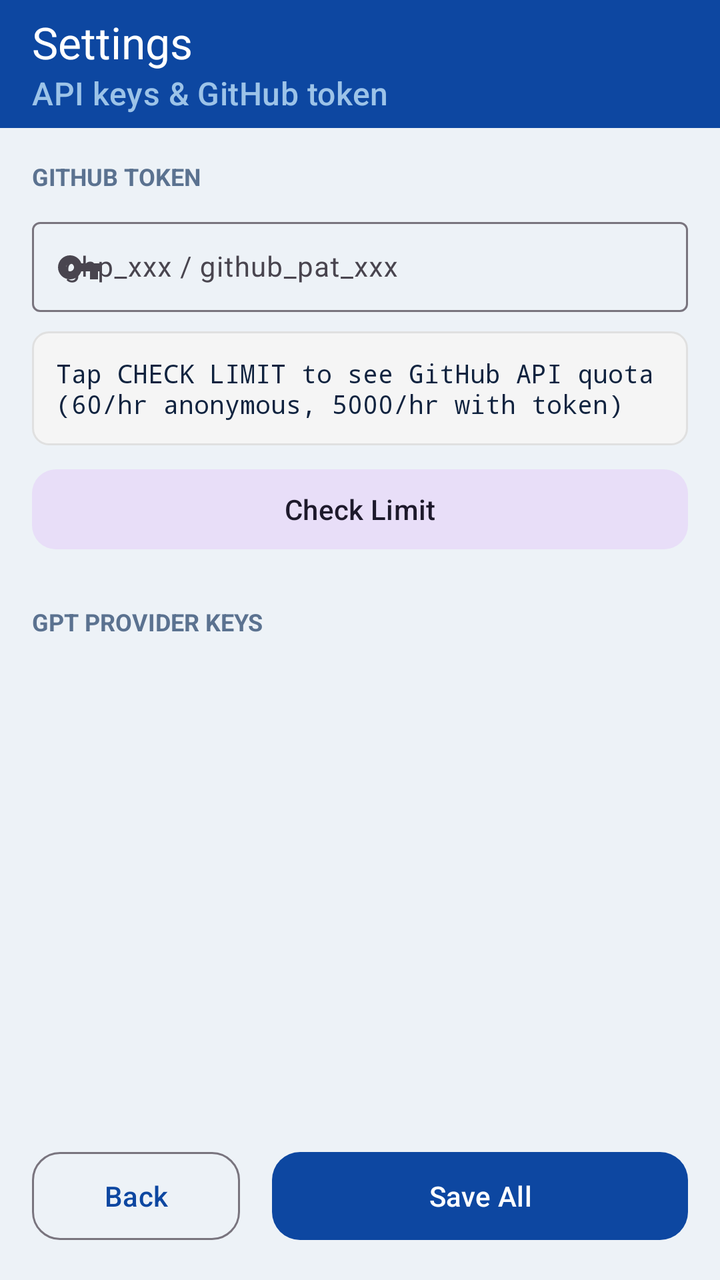
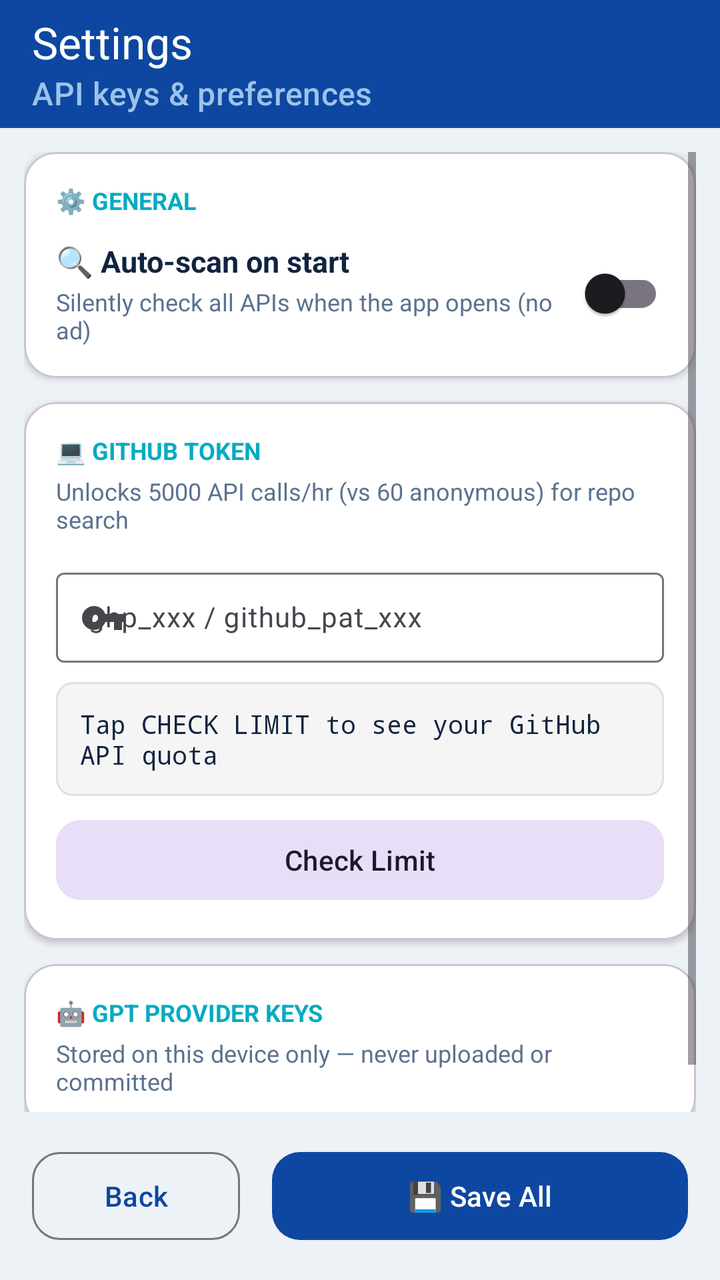

Screens rendered from an Android XML layout before and after an edit, with the pre-edit source and the edit as a unified diff.
<!-- AndroidManifest.xml: activity theme Theme.App -->
<!-- res/layout/activity_settings.xml -->
<?xml version="1.0" encoding="utf-8"?>
<LinearLayout xmlns:android="http://schemas.android.com/apk/res/android"
    xmlns:app="http://schemas.android.com/apk/res-auto"
    android:layout_width="match_parent"
    android:layout_height="match_parent"
    android:orientation="vertical"
    android:background="@color/background">

    <com.google.android.material.appbar.MaterialToolbar
        android:layout_width="match_parent"
        android:layout_height="?attr/actionBarSize"
        android:background="@color/primary"
        app:title="Settings"
        app:titleTextColor="@color/white"
        app:subtitle="API keys &amp; GitHub token"
        app:subtitleTextColor="@color/toolbar_subtitle" />

    <ScrollView
        android:layout_width="match_parent"
        android:layout_height="0dp"
        android:layout_weight="1"
        android:padding="16dp">

        <LinearLayout
            android:layout_width="match_parent"
            android:layout_height="wrap_content"
            android:orientation="vertical">

            <TextView
                android:layout_width="match_parent"
                android:layout_height="wrap_content"
                android:text="GITHUB TOKEN"
                android:textColor="@color/text_secondary"
                android:textSize="12sp"
                android:textStyle="bold" />

            <com.google.android.material.textfield.TextInputLayout
                android:layout_width="match_parent"
                android:layout_height="wrap_content"
                android:layout_marginTop="8dp"
                style="@style/Widget.Material3.TextInputLayout.OutlinedBox.Dense"
                android:hint="ghp_xxx / github_pat_xxx"
                app:startIconDrawable="@drawable/ic_key">

                <com.google.android.material.textfield.TextInputEditText
                    android:id="@+id/etGithubToken"
                    android:layout_width="match_parent"
                    android:layout_height="wrap_content"
                    android:inputType="textPassword"
                    android:textSize="14sp" />
            </com.google.android.material.textfield.TextInputLayout>

            <TextView
                android:id="@+id/tvRateLimit"
                android:layout_width="match_parent"
                android:layout_height="wrap_content"
                android:layout_marginTop="8dp"
                android:background="@drawable/bg_response"
                android:padding="12dp"
                android:text="Tap CHECK LIMIT to see GitHub API quota (60/hr anonymous, 5000/hr with token)"
                android:textColor="@color/text_primary"
                android:textSize="13sp"
                android:fontFamily="monospace" />

            <com.google.android.material.button.MaterialButton
                android:id="@+id/btnCheckLimit"
                style="@style/Widget.Material3.Button.TonalButton"
                android:layout_width="match_parent"
                android:layout_height="48dp"
                android:layout_marginTop="8dp"
                android:text="Check Limit"
                android:textAllCaps="false"
                app:cornerRadius="12dp" />

            <TextView
                android:layout_width="match_parent"
                android:layout_height="wrap_content"
                android:layout_marginTop="24dp"
                android:text="GPT PROVIDER KEYS"
                android:textColor="@color/text_secondary"
                android:textSize="12sp"
                android:textStyle="bold" />

            <LinearLayout
                android:id="@+id/containerKeys"
                android:layout_width="match_parent"
                android:layout_height="wrap_content"
                android:orientation="vertical" />
        </LinearLayout>
    </ScrollView>

    <LinearLayout
        android:layout_width="match_parent"
        android:layout_height="wrap_content"
        android:orientation="horizontal"
        android:padding="16dp">

        <com.google.android.material.button.MaterialButton
            android:id="@+id/btnBack"
            style="@style/Widget.Material3.Button.OutlinedButton"
            android:layout_width="0dp"
            android:layout_height="52dp"
            android:layout_weight="1"
            android:layout_marginEnd="8dp"
            android:text="Back"
            android:textAllCaps="false"
            app:cornerRadius="14dp" />

        <com.google.android.material.button.MaterialButton
            android:id="@+id/btnSave"
            android:layout_width="0dp"
            android:layout_height="52dp"
            android:layout_weight="2"
            android:layout_marginStart="8dp"
            android:text="Save All"
            android:textAllCaps="false"
            app:cornerRadius="14dp" />
    </LinearLayout>
</LinearLayout>
<!-- resources referenced by this layout -->
<resources>
  <color name="background">#EDF2F7</color>
  <color name="primary">#0D47A1</color>
  <color name="text_primary">#10233F</color>
  <color name="text_secondary">#5B7290</color>
  <color name="toolbar_subtitle">#9CC3E8</color>
  <color name="white">#FFFFFF</color>
  <!-- drawable bg_response (drawable) -->
  <?xml version="1.0" encoding="utf-8"?>
  <shape xmlns:android="http://schemas.android.com/apk/res/android"
      android:shape="rectangle">
      <corners android:radius="8dp" />
      <solid android:color="#F5F5F5" />
      <stroke
          android:width="1dp"
          android:color="#E0E0E0" />
  </shape>
  <!-- drawable ic_key (drawable) -->
  <vector xmlns:android="http://schemas.android.com/apk/res/android"
      android:width="24dp"
      android:height="24dp"
      android:viewportWidth="24"
      android:viewportHeight="24">
      <path
          android:fillColor="#757575"
          android:pathData="M12.65,10C11.83,7.67 9.61,6 7,6c-3.31,0 -6,2.69 -6,6s2.69,6 6,6c2.61,0 4.83,-1.67 5.65,-4H17v4h4v-4h2v-4H12.65zM7,14c-1.1,0 -2,-0.9 -2,-2s0.9,-2 2,-2 2,0.9 2,2 -0.9,2 -2,2z"/>
  </vector>
  <style name="Theme.App" parent="Theme.Material3.DayNight.NoActionBar">
          <item name="colorPrimary">@color/primary</item>
          <item name="colorPrimaryVariant">@color/primary_variant</item>
          <item name="colorSecondary">@color/secondary</item>
          <item name="android:statusBarColor">?attr/colorPrimaryVariant</item>
          <item name="android:windowBackground">@color/background</item>
      </style>
  <color name="primary_variant">#082C6C</color>
  <color name="secondary">#00ACC1</color>
</resources>

<!-- the commit's change to res/layout/activity_settings.xml (unified diff, before → after) -->
@@ -12,80 +12,191 @@
         android:background="@color/primary"
         app:title="Settings"
         app:titleTextColor="@color/white"
-        app:subtitle="API keys &amp; GitHub token"
+        app:subtitle="API keys &amp; preferences"
         app:subtitleTextColor="@color/toolbar_subtitle" />
 
     <ScrollView
         android:layout_width="match_parent"
         android:layout_height="0dp"
         android:layout_weight="1"
-        android:padding="16dp">
+        android:clipToPadding="false"
+        android:padding="12dp">
 
         <LinearLayout
             android:layout_width="match_parent"
             android:layout_height="wrap_content"
             android:orientation="vertical">
 
-            <TextView
+            
+            <com.google.android.material.card.MaterialCardView
                 android:layout_width="match_parent"
                 android:layout_height="wrap_content"
-                android:text="GITHUB TOKEN"
-                android:textColor="@color/text_secondary"
-                android:textSize="12sp"
-                android:textStyle="bold" />
-
-            <com.google.android.material.textfield.TextInputLayout
+                app:cardCornerRadius="16dp"
+                app:cardElevation="2dp"
+                app:cardBackgroundColor="@color/card_background">
+
+                <LinearLayout
+                    android:layout_width="match_parent"
+                    android:layout_height="wrap_content"
+                    android:orientation="vertical"
+                    android:padding="16dp">
+
+                    <TextView
+                        android:layout_width="match_parent"
+                        android:layout_height="wrap_content"
+                        android:text="⚙️ GENERAL"
+                        android:textColor="@color/secondary"
+                        android:textSize="12sp"
+                        android:textStyle="bold" />
+
+                    <LinearLayout
+                        android:layout_width="match_parent"
+                        android:layout_height="wrap_content"
+                        android:layout_marginTop="12dp"
+                        android:orientation="horizontal"
+                        android:gravity="center_vertical">
+
+                        <LinearLayout
+                            android:layout_width="0dp"
+                            android:layout_height="wrap_content"
+                            android:layout_weight="1"
+                            android:orientation="vertical">
+
+                            <TextView
+                                android:layout_width="match_parent"
+                                android:layout_height="wrap_content"
+                                android:text="🔍 Auto-scan on start"
+                                android:textColor="@color/text_primary"
+                                android:textSize="15sp"
+                                android:textStyle="bold" />
+
+                            <TextView
+                                android:layout_width="match_parent"
+                                android:layout_height="wrap_content"
+                                android:layout_marginTop="2dp"
+                                android:text="Silently check all APIs when the app opens (no ad)"
+                                android:textColor="@color/text_secondary"
+                                android:textSize="12sp" />
+                        </LinearLayout>
+
+                        <com.google.android.material.switchmaterial.SwitchMaterial
+                            android:id="@+id/switchAutoScan"
+                            android:layout_width="wrap_content"
+                            android:layout_height="wrap_content" />
+                    </LinearLayout>
+                </LinearLayout>
+            </com.google.android.material.card.MaterialCardView>
+
+            
+            <com.google.android.material.card.MaterialCardView
                 android:layout_width="match_parent"
                 android:layout_height="wrap_content"
-                android:layout_marginTop="8dp"
-                style="@style/Widget.Material3.TextInputLayout.OutlinedBox.Dense"
-                android:hint="ghp_xxx / github_pat_xxx"
-                app:startIconDrawable="@drawable/ic_key">
-
-                <com.google.android.material.textfield.TextInputEditText
-                    android:id="@+id/etGithubToken"
+                android:layout_marginTop="12dp"
+                app:cardCornerRadius="16dp"
+                app:cardElevation="2dp"
+                app:cardBackgroundColor="@color/card_background">
+
+                <LinearLayout
                     android:layout_width="match_parent"
                     android:layout_height="wrap_content"
-                    android:inputType="textPassword"
-                    android:textSize="14sp" />
-            </com.google.android.material.textfield.TextInputLayout>
-
-            <TextView
-                android:id="@+id/tvRateLimit"
+                    android:orientation="vertical"
+                    android:padding="16dp">
+
+                    <TextView
+                        android:layout_width="match_parent"
+                        android:layout_height="wrap_content"
+                        android:text="💻 GITHUB TOKEN"
+                        android:textColor="@color/secondary"
+                        android:textSize="12sp"
+                        android:textStyle="bold" />
+
+                    <TextView
+                        android:layout_width="match_parent"
+                        android:layout_height="wrap_content"
+                        android:layout_marginTop="4dp"
+                        android:text="Unlocks 5000 API calls/hr (vs 60 anonymous) for repo search"
+                        android:textColor="@color/text_secondary"
+                        android:textSize="12sp" />
+
+                    <com.google.android.material.textfield.TextInputLayout
+                        android:layout_width="match_parent"
+                        android:layout_height="wrap_content"
+                        android:layout_marginTop="12dp"
+                        style="@style/Widget.Material3.TextInputLayout.OutlinedBox.Dense"
+                        android:hint="ghp_xxx / github_pat_xxx"
+                        app:startIconDrawable="@drawable/ic_key">
+
+                        <com.google.android.material.textfield.TextInputEditText
+                            android:id="@+id/etGithubToken"
+                            android:layout_width="match_parent"
+                            android:layout_height="wrap_content"
+                            android:inputType="textPassword"
+                            android:textSize="14sp" />
+                    </com.google.android.material.textfield.TextInputLayout>
+
+                    <TextView
+                        android:id="@+id/tvRateLimit"
+                        android:layout_width="match_parent"
+                        android:layout_height="wrap_content"
+                        android:layout_marginTop="8dp"
+                        android:background="@drawable/bg_response"
+                        android:padding="12dp"
+                        android:text="Tap CHECK LIMIT to see your GitHub API quota"
+                        android:textColor="@color/text_primary"
+                        android:textSize="13sp"
+                        android:fontFamily="monospace" />
+
+                    <com.google.android.material.button.MaterialButton
+                        android:id="@+id/btnCheckLimit"
+                        style="@style/Widget.Material3.Button.TonalButton"
+                        android:layout_width="match_parent"
+                        android:layout_height="48dp"
+                        android:layout_marginTop="8dp"
+                        android:text="Check Limit"
+                        android:textAllCaps="false"
+                        app:cornerRadius="12dp" />
+                </LinearLayout>
+            </com.google.android.material.card.MaterialCardView>
+
+            
+            <com.google.android.material.card.MaterialCardView
                 android:layout_width="match_parent"
                 android:layout_height="wrap_content"
-                android:layout_marginTop="8dp"
-                android:background="@drawable/bg_response"
-                android:padding="12dp"
-                android:text="Tap CHECK LIMIT to see GitHub API quota (60/hr anonymous, 5000/hr with token)"
-                android:textColor="@color/text_primary"
-                android:textSize="13sp"
-                android:fontFamily="monospace" />
-
-            <com.google.android.material.button.MaterialButton
-                android:id="@+id/btnCheckLimit"
-                style="@style/Widget.Material3.Button.TonalButton"
-                android:layout_width="match_parent"
-                android:layout_height="48dp"
-                android:layout_marginTop="8dp"
-                android:text="Check Limit"
-                android:textAllCaps="false"
-                app:cornerRadius="12dp" />
-
-            <TextView
-                android:layout_width="match_parent"
-                android:layout_height="wrap_content"
-                android:layout_marginTop="24dp"
-                android:text="GPT PROVIDER KEYS"
-                android:textColor="@color/text_secondary"
-                android:textSize="12sp"
-                android:textStyle="bold" />
-
-            <LinearLayout
-                android:id="@+id/containerKeys"
-                android:layout_width="match_parent"
-                android:layout_height="wrap_content"
-                android:orientation="vertical" />
+                android:layout_marginTop="12dp"
+                android:layout_marginBottom="4dp"
+                app:cardCornerRadius="16dp"
+                app:cardElevation="2dp"
+                app:cardBackgroundColor="@color/card_background">
+
+                <LinearLayout
+                    android:layout_width="match_parent"
+                    android:layout_height="wrap_content"
+                    android:orientation="vertical"
+                    android:padding="16dp">
+
+                    <TextView
+                        android:layout_width="match_parent"
+                        android:layout_height="wrap_content"
+                        android:text="🤖 GPT PROVIDER KEYS"
+                        android:textColor="@color/secondary"
+                        android:textSize="12sp"
+                        android:textStyle="bold" />
+
+                    <TextView
+                        android:layout_width="match_parent"
+                        android:layout_height="wrap_content"
+                        android:layout_marginTop="4dp"
+                        android:text="Stored on this device only — never uploaded or committed"
+                        android:textColor="@color/text_secondary"
+                        android:textSize="12sp" />
+
+                    <LinearLayout
+                        android:id="@+id/containerKeys"
+                        android:layout_width="match_parent"
+                        android:layout_height="wrap_content"
+                        android:orientation="vertical" />
+                </LinearLayout>
+            </com.google.android.material.card.MaterialCardView>
         </LinearLayout>
     </ScrollView>
 
@@ -112,7 +223,7 @@
             android:layout_height="52dp"
             android:layout_weight="2"
             android:layout_marginStart="8dp"
-            android:text="Save All"
+            android:text="💾 Save All"
             android:textAllCaps="false"
             app:cornerRadius="14dp" />
     </LinearLayout>
<!-- resource entries referenced after the edit -->
@@ -1,7 +1,9 @@
 <!-- resources referenced by this layout -->
 <resources>
   <color name="background">#EDF2F7</color>
+  <color name="card_background">#FFFFFF</color>
   <color name="primary">#0D47A1</color>
+  <color name="secondary">#00ACC1</color>
   <color name="text_primary">#10233F</color>
   <color name="text_secondary">#5B7290</color>
   <color name="toolbar_subtitle">#9CC3E8</color>
@@ -34,6 +36,5 @@
           <item name="android:windowBackground">@color/background</item>
       </style>
   <color name="primary_variant">#082C6C</color>
-  <color name="secondary">#00ACC1</color>
 </resources>
 
